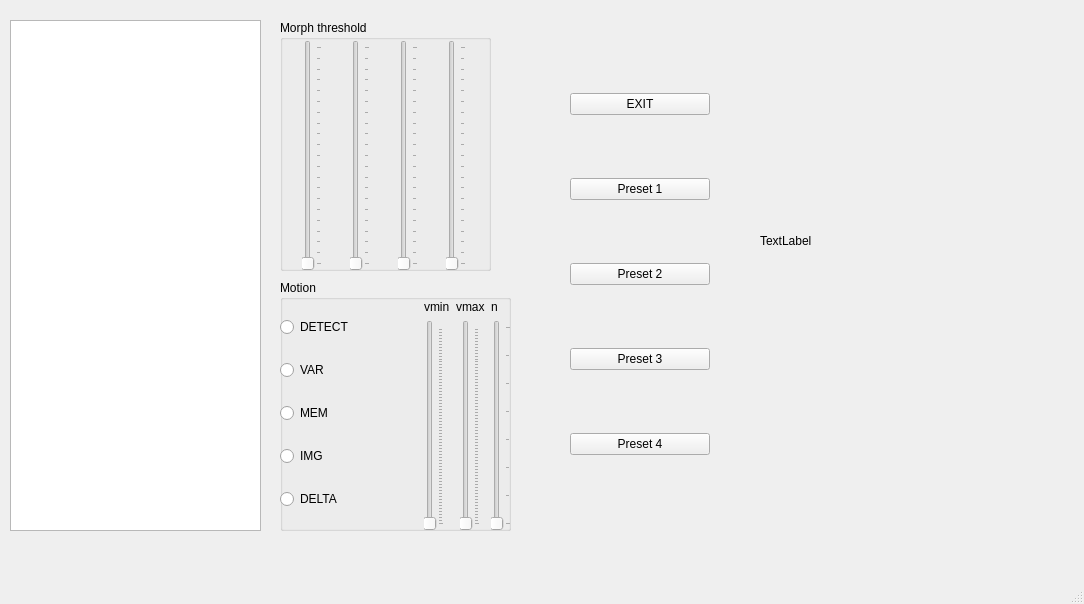
The window that control/control.ui (jgrahsl/stereovision) describes before a commit, drawn with Qt 5.
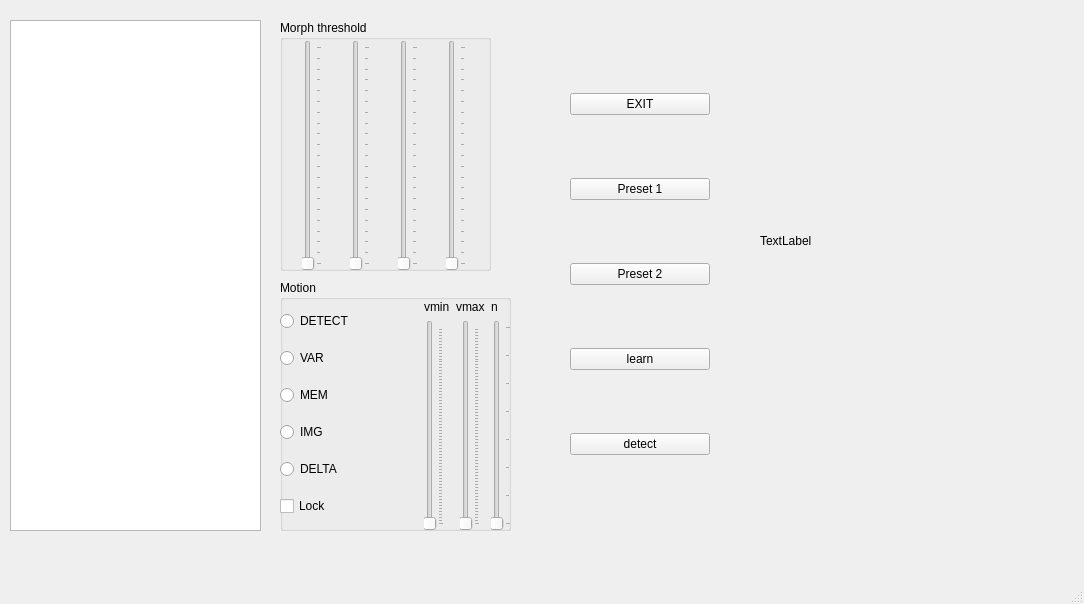
The same window after the commit.

```diff
--- a/control/control.ui
+++ b/control/control.ui
@@ -225,6 +225,13 @@
             </property>
            </widget>
           </item>
+          <item>
+           <widget class="QCheckBox" name="lock">
+            <property name="text">
+             <string>Lock</string>
+            </property>
+           </widget>
+          </item>
          </layout>
         </item>
        </layout>
@@ -395,14 +402,14 @@
      <item>
       <widget class="QPushButton" name="preset_3">
        <property name="text">
-        <string>Preset 3</string>
+        <string>learn</string>
        </property>
       </widget>
      </item>
      <item>
       <widget class="QPushButton" name="preset_4">
        <property name="text">
-        <string>Preset 4</string>
+        <string>detect</string>
        </property>
       </widget>
      </item>
```
